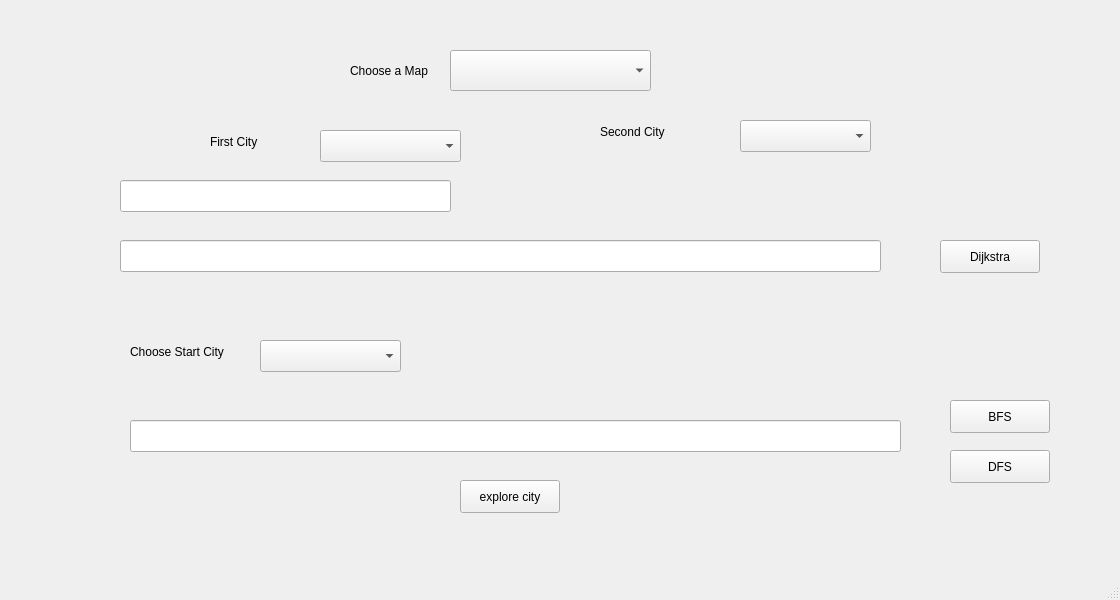
Old version of the form ui/mainwindow.ui in the repository ziaddevv/Guide_Me_Path_Finder.
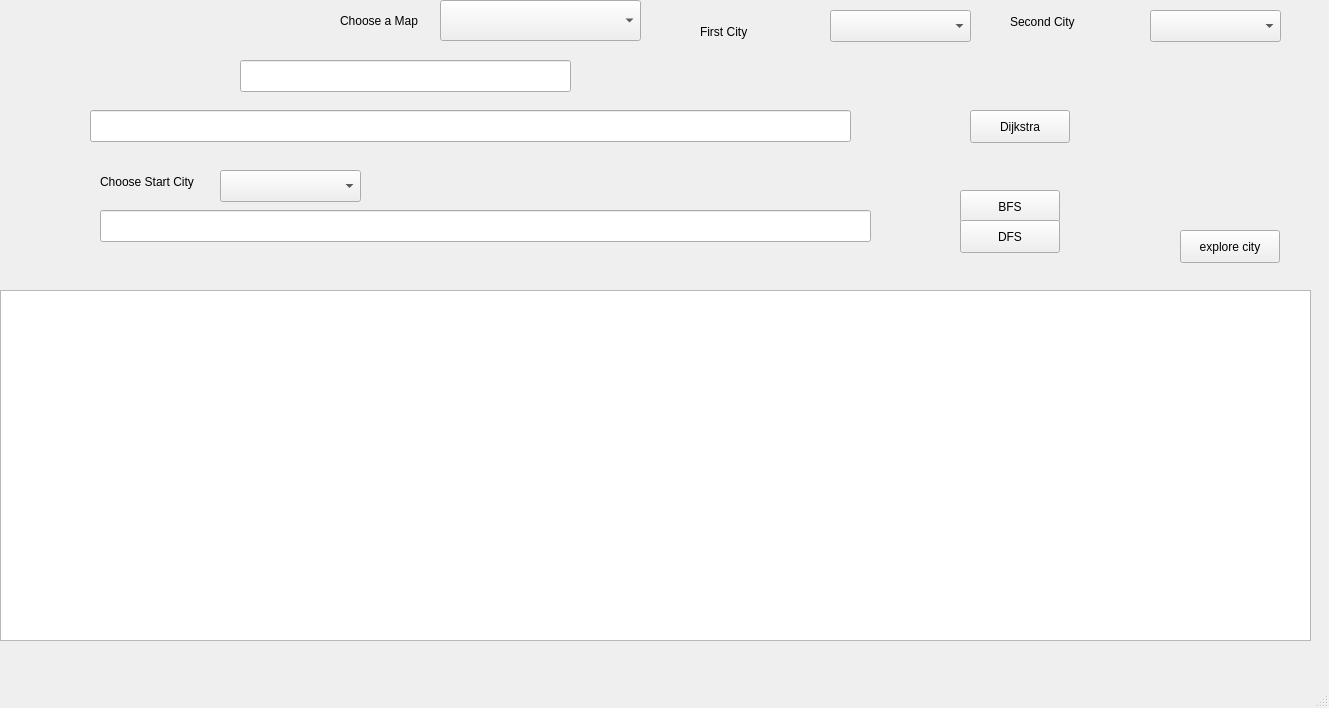
New version of the form.

Commit message: simple graph visualizer

Patch:
```diff
--- a/ui/mainwindow.ui
+++ b/ui/mainwindow.ui
@@ -6,8 +6,8 @@
    <rect>
     <x>0</x>
     <y>0</y>
-    <width>1120</width>
-    <height>600</height>
+    <width>1329</width>
+    <height>708</height>
    </rect>
   </property>
   <property name="windowTitle">
@@ -17,8 +17,8 @@
    <widget class="QLabel" name="firstCityLbl">
     <property name="geometry">
      <rect>
-      <x>210</x>
-      <y>130</y>
+      <x>700</x>
+      <y>20</y>
       <width>71</width>
       <height>24</height>
      </rect>
@@ -30,8 +30,8 @@
    <widget class="QLabel" name="secondcityLbl">
     <property name="geometry">
      <rect>
-      <x>600</x>
-      <y>120</y>
+      <x>1010</x>
+      <y>10</y>
       <width>111</width>
       <height>24</height>
      </rect>
@@ -43,8 +43,8 @@
    <widget class="QComboBox" name="FirstCityCmb">
     <property name="geometry">
      <rect>
-      <x>320</x>
-      <y>130</y>
+      <x>830</x>
+      <y>10</y>
       <width>141</width>
       <height>32</height>
      </rect>
@@ -53,8 +53,8 @@
    <widget class="QComboBox" name="secondCityCmb">
     <property name="geometry">
      <rect>
-      <x>740</x>
-      <y>120</y>
+      <x>1150</x>
+      <y>10</y>
       <width>131</width>
       <height>32</height>
      </rect>
@@ -63,8 +63,8 @@
    <widget class="QPushButton" name="bfsBtn">
     <property name="geometry">
      <rect>
-      <x>950</x>
-      <y>400</y>
+      <x>960</x>
+      <y>190</y>
       <width>100</width>
       <height>33</height>
      </rect>
@@ -76,8 +76,8 @@
    <widget class="QPushButton" name="dfsBtn">
     <property name="geometry">
      <rect>
-      <x>950</x>
-      <y>450</y>
+      <x>960</x>
+      <y>220</y>
       <width>100</width>
       <height>33</height>
      </rect>
@@ -89,8 +89,8 @@
    <widget class="QPushButton" name="dijkstraBtn">
     <property name="geometry">
      <rect>
-      <x>940</x>
-      <y>240</y>
+      <x>970</x>
+      <y>110</y>
       <width>100</width>
       <height>33</height>
      </rect>
@@ -102,8 +102,8 @@
    <widget class="QLineEdit" name="resultText">
     <property name="geometry">
      <rect>
-      <x>120</x>
-      <y>240</y>
+      <x>90</x>
+      <y>110</y>
       <width>761</width>
       <height>32</height>
      </rect>
@@ -112,8 +112,8 @@
    <widget class="QLineEdit" name="chosenCities">
     <property name="geometry">
      <rect>
-      <x>120</x>
-      <y>180</y>
+      <x>240</x>
+      <y>60</y>
       <width>331</width>
       <height>32</height>
      </rect>
@@ -122,8 +122,8 @@
    <widget class="QLineEdit" name="resultText2">
     <property name="geometry">
      <rect>
-      <x>130</x>
-      <y>420</y>
+      <x>100</x>
+      <y>210</y>
       <width>771</width>
       <height>32</height>
      </rect>
@@ -132,8 +132,8 @@
    <widget class="QComboBox" name="StartcityCmb">
     <property name="geometry">
      <rect>
-      <x>260</x>
-      <y>340</y>
+      <x>220</x>
+      <y>170</y>
       <width>141</width>
       <height>32</height>
      </rect>
@@ -142,8 +142,8 @@
    <widget class="QLabel" name="startCityLbl">
     <property name="geometry">
      <rect>
-      <x>130</x>
-      <y>340</y>
+      <x>100</x>
+      <y>170</y>
       <width>101</width>
       <height>24</height>
      </rect>
@@ -155,8 +155,8 @@
    <widget class="QComboBox" name="MapSelectionCmb">
     <property name="geometry">
      <rect>
-      <x>450</x>
-      <y>50</y>
+      <x>440</x>
+      <y>0</y>
       <width>201</width>
       <height>41</height>
      </rect>
@@ -165,8 +165,8 @@
    <widget class="QLabel" name="firstCityLbl_2">
     <property name="geometry">
      <rect>
-      <x>350</x>
-      <y>60</y>
+      <x>340</x>
+      <y>10</y>
       <width>81</width>
       <height>21</height>
      </rect>
@@ -178,8 +178,8 @@
    <widget class="QPushButton" name="exploreButton">
     <property name="geometry">
      <rect>
-      <x>460</x>
-      <y>480</y>
+      <x>1180</x>
+      <y>230</y>
       <width>100</width>
       <height>33</height>
      </rect>
@@ -188,6 +188,16 @@
      <string>explore city</string>
     </property>
    </widget>
+   <widget class="QGraphicsView" name="graphicsView">
+    <property name="geometry">
+     <rect>
+      <x>0</x>
+      <y>290</y>
+      <width>1311</width>
+      <height>351</height>
+     </rect>
+    </property>
+   </widget>
   </widget>
   <widget class="QMenuBar" name="menubar">
    <property name="geometry">
```
Left out of the diff: 2 changed lines with no effect on the pictures. The commit also changes 2 other files.
